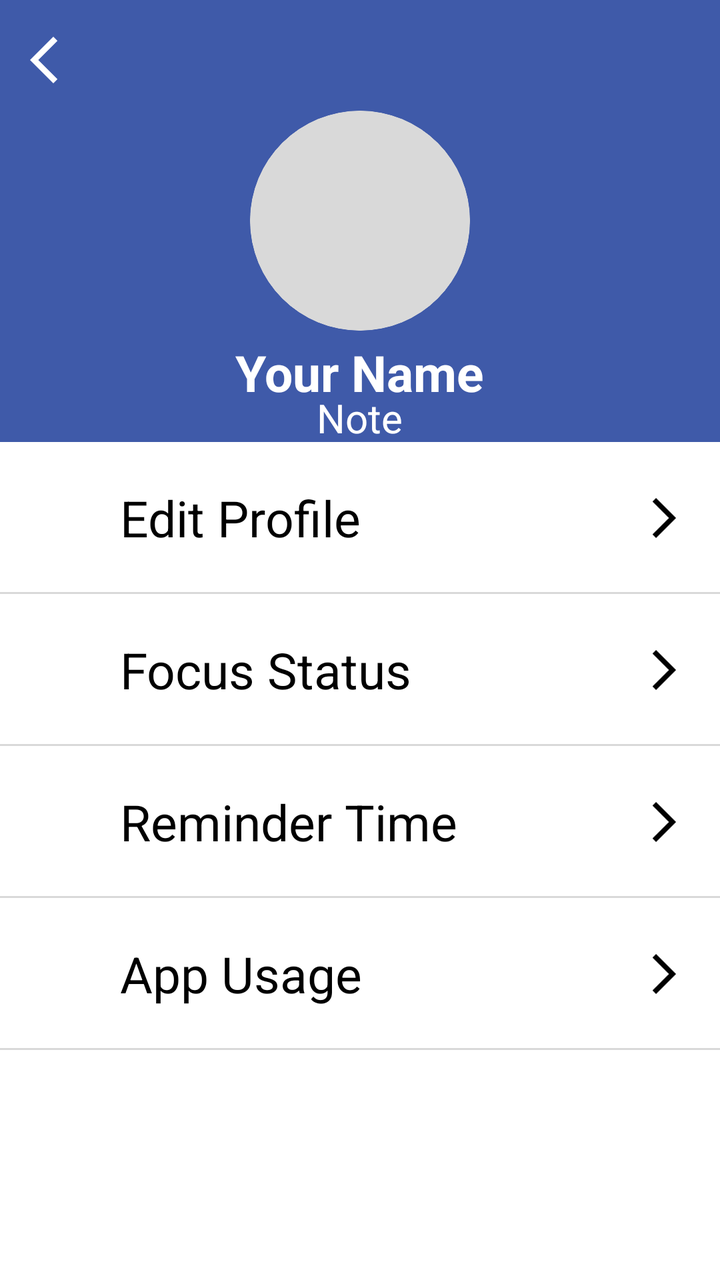
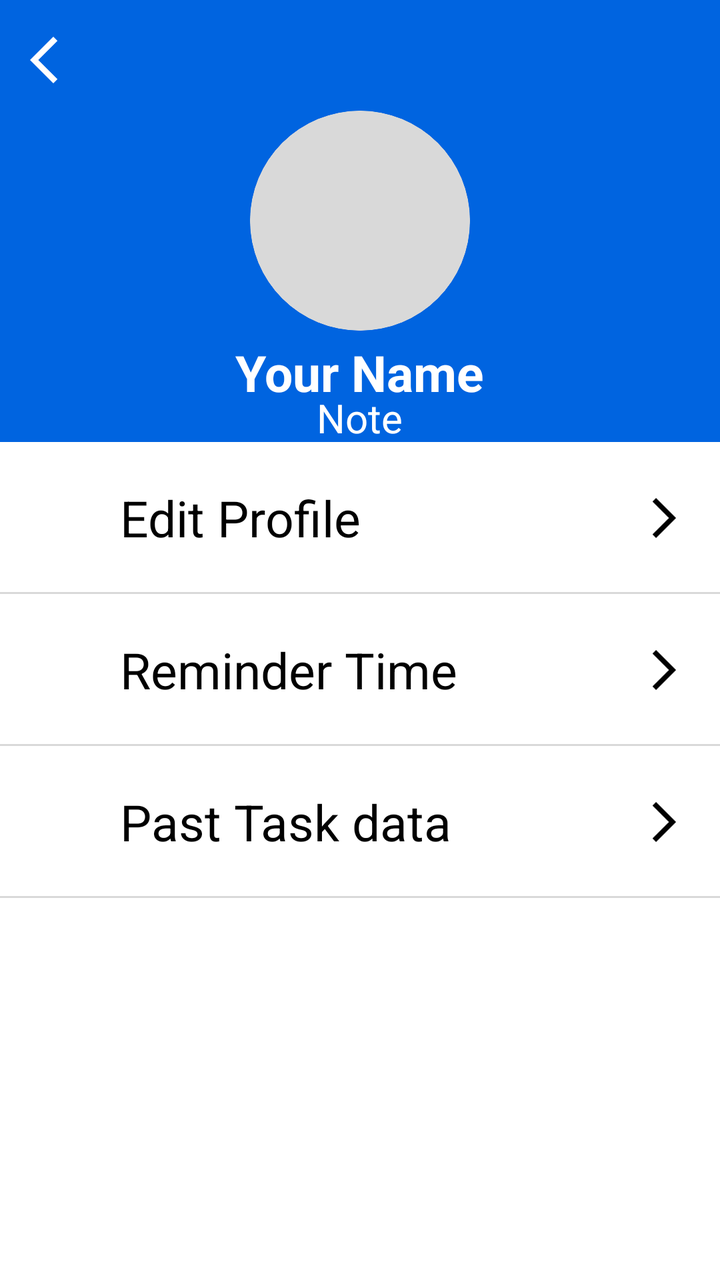

The first picture is an Android layout as it rendered before a commit; the second is the same layout after the commit. The layout source and the unified diff follow.
<!-- AndroidManifest.xml: application theme Theme.MyApplication -->
<!-- res/layout/activity_profile.xml -->
<?xml version="1.0" encoding="utf-8"?>
<androidx.constraintlayout.widget.ConstraintLayout
    xmlns:android="http://schemas.android.com/apk/res/android"
    xmlns:app="http://schemas.android.com/apk/res-auto"
    xmlns:tools="http://schemas.android.com/tools"
    android:layout_width="match_parent"
    android:layout_height="match_parent"
    android:background="@color/white"
    tools:context=".ProfileActivity"
    >

    <RelativeLayout
        android:layout_width="match_parent"
        android:layout_height="221dp"
        android:background="@color/Main_blue"
        app:layout_constraintTop_toTopOf="parent"
        app:layout_constraintStart_toStartOf="parent"
        app:layout_constraintEnd_toEndOf="parent"
        android:id="@+id/box1">


        <ImageView
            android:id="@+id/profile_img"
            android:layout_width="110dp"
            android:layout_height="110dp"
            android:layout_centerInParent="true"
            android:src="@drawable/circle_bg"
            android:scaleType="centerCrop"
            android:background="@drawable/circle_bg"
            android:clipToOutline="true" />


        <TextView
            android:layout_width="wrap_content"
            android:layout_height="wrap_content"
            android:id="@+id/profile_name"
            android:text="Your Name"
            android:textColor="@color/white"
            android:textSize="25sp"
            android:textStyle="bold"
            android:layout_below="@+id/profile_img"
            android:layout_centerHorizontal="true"
            android:layout_marginTop="4dp"/>


        <TextView
            android:layout_width="wrap_content"
            android:layout_height="wrap_content"
            android:id="@+id/profile_note"
            android:text="Note"
            android:textColor="@color/white"
            android:textSize="20sp"
            android:layout_below="@+id/profile_img"
            android:layout_centerHorizontal="true"
            android:layout_marginTop="30dp"/>

        <ImageView
            android:id="@+id/profile_arrow"
            android:layout_width="28dp"
            android:layout_height="28dp"
            android:layout_marginStart="15dp"
            android:layout_alignParentTop="true"
            android:layout_marginTop="16dp"
            android:src="@drawable/profile_arrow"
            android:layout_alignParentStart="true"/>




    </RelativeLayout>

    <RelativeLayout
        android:layout_width="match_parent"
        android:layout_height="76dp"
        android:id="@+id/box2"
        android:background="@color/white"
        app:layout_constraintTop_toBottomOf="@+id/box1">

        <TextView
            android:layout_width="wrap_content"
            android:layout_height="wrap_content"
            android:id="@+id/text1"
            android:text="Edit Profile"
            android:textSize="25sp"
            android:textColor="@color/black"
            android:layout_centerVertical="true"
            android:layout_marginStart="60dp"/>

        <ImageView
            android:layout_width="wrap_content"
            android:layout_height="wrap_content"
            android:id="@+id/arrow_box1"
            android:src="@drawable/profile_box_arrow"
            android:layout_centerVertical="true"
            android:layout_alignParentEnd="true"
            android:layout_marginEnd="16dp"/>










        <View
            android:layout_width="match_parent"
            android:layout_height="1dp"
            android:background="@color/Circle_bg_Color"
            android:layout_alignParentBottom="true"/>

    </RelativeLayout>

    <RelativeLayout
        android:layout_width="match_parent"
        android:layout_height="76dp"
        android:id="@+id/box3"
        android:background="@color/white"
        app:layout_constraintTop_toBottomOf="@+id/box2">

        <TextView
            android:layout_width="wrap_content"
            android:layout_height="wrap_content"
            android:id="@+id/text2"
            android:text="Focus Status"
            android:textSize="25sp"
            android:textColor="@color/black"
            android:layout_centerVertical="true"
            android:layout_marginStart="60dp"/>

        <ImageView
            android:layout_width="wrap_content"
            android:layout_height="wrap_content"
            android:id="@+id/arrow_box2"
            android:src="@drawable/profile_box_arrow"
            android:layout_centerVertical="true"
            android:layout_alignParentEnd="true"
            android:layout_marginEnd="16dp"/>


        <View
            android:layout_width="match_parent"
            android:layout_height="1dp"
            android:background="@color/Circle_bg_Color"
            android:layout_alignParentBottom="true"/>

    </RelativeLayout>

    <RelativeLayout
        android:layout_width="match_parent"
        android:layout_height="76dp"
        android:id="@+id/box4"
        android:background="@color/white"
        app:layout_constraintTop_toBottomOf="@+id/box3">

        <TextView
            android:layout_width="wrap_content"
            android:layout_height="wrap_content"
            android:id="@+id/text3"
            android:text="Reminder Time"
            android:textSize="25sp"
            android:textColor="@color/black"
            android:layout_centerVertical="true"
            android:layout_marginStart="60dp"/>

        <ImageView
            android:layout_width="wrap_content"
            android:layout_height="wrap_content"
            android:id="@+id/arrow_box3"
            android:src="@drawable/profile_box_arrow"
            android:layout_centerVertical="true"
            android:layout_alignParentEnd="true"
            android:layout_marginEnd="16dp"/>

        <View
            android:layout_width="match_parent"
            android:layout_height="1dp"
            android:background="@color/Circle_bg_Color"
            android:layout_alignParentBottom="true"/>


    </RelativeLayout>


    <RelativeLayout
        android:layout_width="match_parent"
        android:layout_height="76dp"
        android:id="@+id/box5"
        android:background="@color/white"
        app:layout_constraintTop_toBottomOf="@+id/box4">

        <TextView
            android:layout_width="wrap_content"
            android:layout_height="wrap_content"
            android:id="@+id/text4"
            android:text="App Usage"
            android:textSize="25sp"
            android:textColor="@color/black"
            android:layout_centerVertical="true"
            android:layout_marginStart="60dp"/>

        <ImageView
            android:layout_width="wrap_content"
            android:layout_height="wrap_content"
            android:id="@+id/arrow_box4"
            android:src="@drawable/profile_box_arrow"
            android:layout_centerVertical="true"
            android:layout_alignParentEnd="true"
            android:layout_marginEnd="16dp"/>

        <View
            android:layout_width="match_parent"
            android:layout_height="1dp"
            android:background="@color/Circle_bg_Color"
            android:layout_alignParentBottom="true"/>


    </RelativeLayout>

    


</androidx.constraintlayout.widget.ConstraintLayout>
<!-- resources referenced by this layout -->
<resources>
  <color name="Circle_bg_Color">#D9D9D9</color>
  <color name="Main_blue">#3F5AA9</color>
  <color name="black">#000000</color>
  <color name="white">#FFFFFFFF</color>
  <!-- drawable circle_bg (drawable) -->
  <?xml version="1.0" encoding="utf-8"?>
  <shape xmlns:android="http://schemas.android.com/apk/res/android"
      android:shape="oval">
  
  
      <solid android:color="@color/Circle_bg_Color" />
  
  </shape>
  <!-- drawable profile_arrow (drawable) -->
  <vector xmlns:android="http://schemas.android.com/apk/res/android" android:autoMirrored="true" android:height="24dp" android:tint="#FFFFFF" android:viewportHeight="960" android:viewportWidth="960" android:width="24dp">
        
      <path android:fillColor="@android:color/white" android:pathData="M400,880L0,480L400,80L471,151L142,480L471,809L400,880Z"/>
      
  </vector>
  <!-- drawable profile_box_arrow (drawable) -->
  <vector xmlns:android="http://schemas.android.com/apk/res/android" android:autoMirrored="true" android:height="24dp" android:tint="#000000" android:viewportHeight="960" android:viewportWidth="960" android:width="24dp">
        
      <path android:fillColor="@android:color/white" android:pathData="M321,880L250,809L579,480L250,151L321,80L721,480L321,880Z"/>
      
  </vector>
  <style name="Theme.MyApplication" parent="Base.Theme.MyApplication" />
  <style name="Base.Theme.MyApplication" parent="Theme.Material3.DayNight.NoActionBar">
          
  
          <item name="android:statusBarColor">@android:color/white</item>
          <item name="android:windowLightStatusBar">true</item>
  
  
      </style>
</resources>

<!-- the commit's change to res/layout/activity_profile.xml (unified diff, before → after) -->
@@ -12,7 +12,7 @@
     <RelativeLayout
         android:layout_width="match_parent"
         android:layout_height="221dp"
-        android:background="@color/Main_blue"
+        android:background="#0064e0"
         app:layout_constraintTop_toTopOf="parent"
         app:layout_constraintStart_toStartOf="parent"
         app:layout_constraintEnd_toEndOf="parent"
@@ -112,6 +112,7 @@
 
     </RelativeLayout>
 
+
     <RelativeLayout
         android:layout_width="match_parent"
         android:layout_height="76dp"
@@ -123,7 +124,7 @@
             android:layout_width="wrap_content"
             android:layout_height="wrap_content"
             android:id="@+id/text2"
-            android:text="Focus Status"
+            android:text="Reminder Time"
             android:textSize="25sp"
             android:textColor="@color/black"
             android:layout_centerVertical="true"
@@ -138,12 +139,12 @@
             android:layout_alignParentEnd="true"
             android:layout_marginEnd="16dp"/>
 
-
         <View
             android:layout_width="match_parent"
             android:layout_height="1dp"
             android:background="@color/Circle_bg_Color"
             android:layout_alignParentBottom="true"/>
+
 
     </RelativeLayout>
 
@@ -158,7 +159,7 @@
             android:layout_width="wrap_content"
             android:layout_height="wrap_content"
             android:id="@+id/text3"
-            android:text="Reminder Time"
+            android:text="Past Task data"
             android:textSize="25sp"
             android:textColor="@color/black"
             android:layout_centerVertical="true"
@@ -183,41 +184,6 @@
     </RelativeLayout>
 
 
-    <RelativeLayout
-        android:layout_width="match_parent"
-        android:layout_height="76dp"
-        android:id="@+id/box5"
-        android:background="@color/white"
-        app:layout_constraintTop_toBottomOf="@+id/box4">
-
-        <TextView
-            android:layout_width="wrap_content"
-            android:layout_height="wrap_content"
-            android:id="@+id/text4"
-            android:text="App Usage"
-            android:textSize="25sp"
-            android:textColor="@color/black"
-            android:layout_centerVertical="true"
-            android:layout_marginStart="60dp"/>
-
-        <ImageView
-            android:layout_width="wrap_content"
-            android:layout_height="wrap_content"
-            android:id="@+id/arrow_box4"
-            android:src="@drawable/profile_box_arrow"
-            android:layout_centerVertical="true"
-            android:layout_alignParentEnd="true"
-            android:layout_marginEnd="16dp"/>
-
-        <View
-            android:layout_width="match_parent"
-            android:layout_height="1dp"
-            android:background="@color/Circle_bg_Color"
-            android:layout_alignParentBottom="true"/>
-
-
-    </RelativeLayout>
-
     
 
 
<!-- resource entries referenced after the edit -->
@@ -1,7 +1,6 @@
 <!-- resources referenced by this layout -->
 <resources>
   <color name="Circle_bg_Color">#D9D9D9</color>
-  <color name="Main_blue">#3F5AA9</color>
   <color name="black">#000000</color>
   <color name="white">#FFFFFFFF</color>
   <!-- drawable circle_bg (drawable) -->
